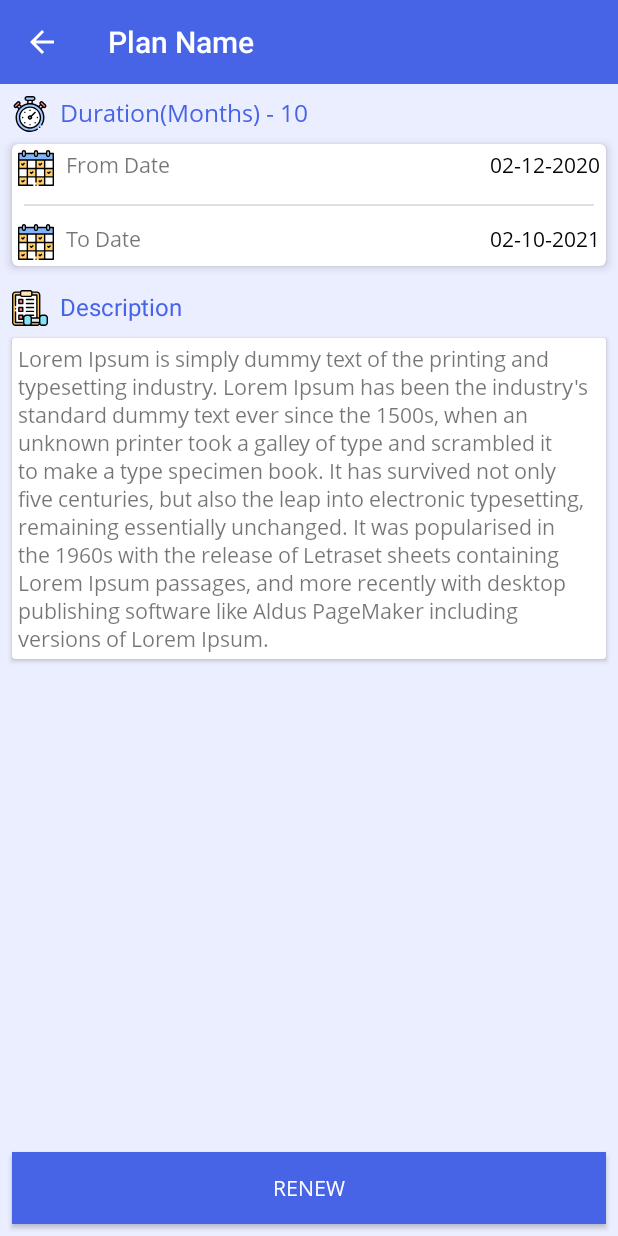
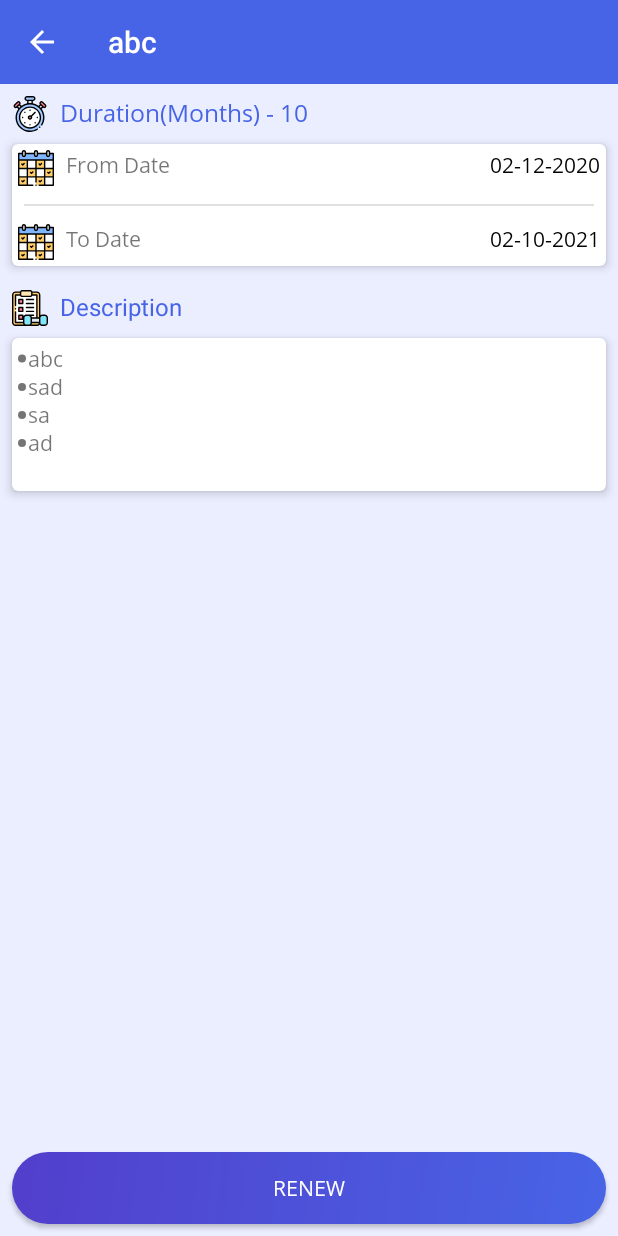
Before and after one commit to waseem123/H_F_I, an Android app: the MySubscriptionActivity screen opened directly, with no data from a screen before it, on a phone screen of 412 x 824 dp. Run offline under Robolectric (Android 15) with nearby library versions, the phone set to English and light mode, and no system bars; libraries missing offline, so code that uses them is left out: cn.pedant.

Commit message:
Initial Commit

```diff
--- a/app/src/main/java/com/infostackresearch/homefit/ui/MySubscriptionActivity.java
+++ b/app/src/main/java/com/infostackresearch/homefit/ui/MySubscriptionActivity.java
@@ -1,7 +1,10 @@
 package com.infostackresearch.homefit.ui;
 
 import android.app.ProgressDialog;
+import android.os.Build;
 import android.os.Bundle;
+import android.text.Html;
+import android.widget.TextView;
 import android.widget.Toast;
 
 import androidx.appcompat.app.AppCompatActivity;
@@ -23,6 +26,7 @@ public class MySubscriptionActivity extends AppCompatActivity {
     private int plan_id;
     private NetworkConnectivity networkConnectivity;
     private ProgressDialog progressDialog;
+    private TextView tv_description;
 
     @Override
     protected void onCreate(Bundle savedInstanceState) {
@@ -33,6 +37,9 @@ public class MySubscriptionActivity extends AppCompatActivity {
         networkConnectivity = new NetworkConnectivity(MySubscriptionActivity.this);
         bundle = new Bundle();
         bundle = getIntent().getExtras();
+
+        tv_description = findViewById(R.id.tv_description);
+
         if (bundle != null)
             plan_id = bundle.getInt("my_plan");
 
@@ -60,10 +67,16 @@ public class MySubscriptionActivity extends AppCompatActivity {
             pDialog.show();
         }
 
-        toolbar.setTitle("Plan Name");
+        toolbar.setTitle("abc");
         setSupportActionBar(toolbar);
         getSupportActionBar().setDisplayHomeAsUpEnabled(true);
         getSupportActionBar().setDisplayShowHomeEnabled(true);
+
+        if (Build.VERSION.SDK_INT >= Build.VERSION_CODES.N) {
+            tv_description.setText(Html.fromHtml("<ul><li>abc<\\/li><li>sad<\\/li><li>sa<\\/li><li>ad<\\/li><\\/ul>", Html.FROM_HTML_MODE_COMPACT));
+        } else {
+            tv_description.setText(Html.fromHtml("<ul><li>abc<\\/li><li>sad<\\/li><li>sa<\\/li><li>ad<\\/li><\\/ul>"));
+        }
 
     }
 
--- a/app/src/main/res/layout/activity_mysubscription.xml
+++ b/app/src/main/res/layout/activity_mysubscription.xml
@@ -117,6 +117,8 @@
             android:id="@+id/cv_description"
             android:layout_width="match_parent"
             android:layout_height="wrap_content"
+            app:cardCornerRadius="4dp"
+            app:cardElevation="4dp"
             android:layout_margin="8dp">
 
             <TextView
@@ -125,7 +127,7 @@
                 android:layout_height="wrap_content"
                 android:fontFamily="@font/open_sans"
                 android:padding="4dp"
-                android:text="@string/lorem" />
+                android:text="" />
         </androidx.cardview.widget.CardView>
     </LinearLayout>
 
@@ -135,7 +137,7 @@
         android:layout_alignParentBottom="true"
         android:layout_margin="8dp"
         android:fontFamily="@font/open_sans"
-        android:background="@color/colorPrimary"
+        android:background="@drawable/roundedbackground"
         android:text="Renew"
         android:textColor="@color/colorWhite" />
 </RelativeLayout>
```
